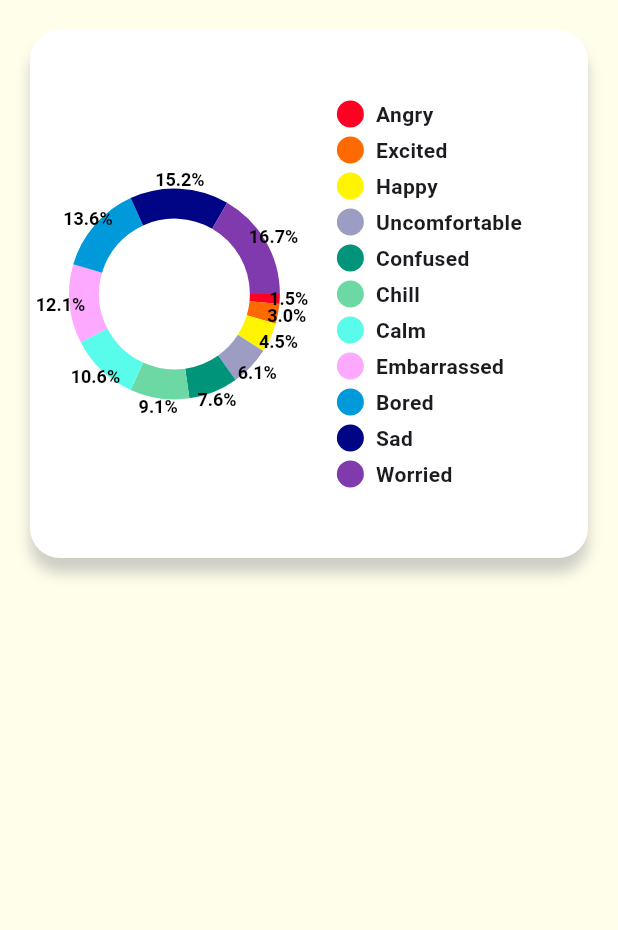
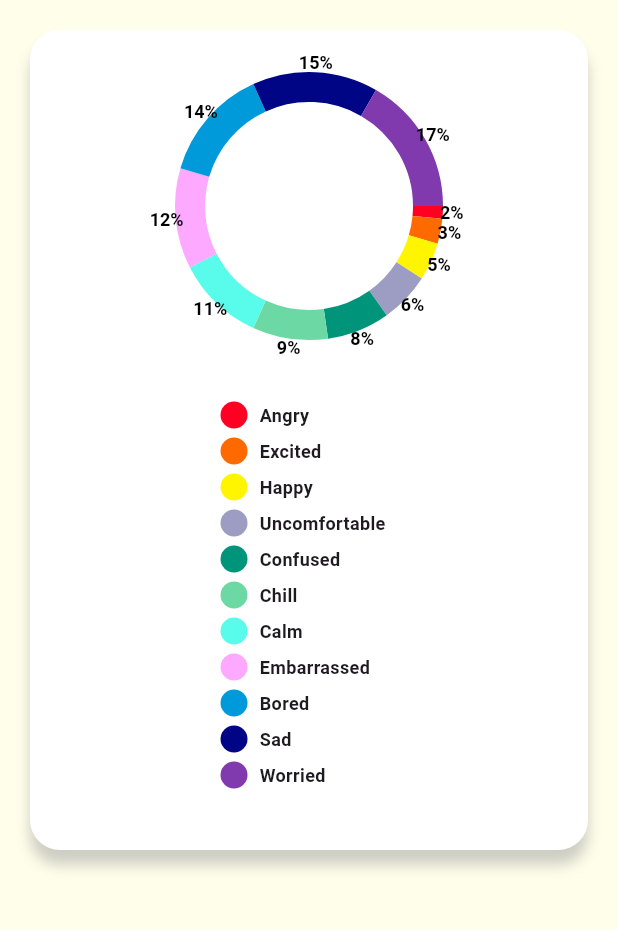
Before and after one commit to ARNE-08/Mood-Palette, a Flutter app: the screen it shows after launch, on a phone screen of 412 x 824 dp, the part 84-1014 px from its top. Run offline on Flutter 3.47's test engine with Material 3 defaults, Android fonts, the phone set to English and light mode, and no system bars; drawn by our look-alikes of pie_chart; our stand-ins replace google_fonts.

Commit message:
[EDIT] update chart style

```diff
--- a/mood_palette/lib/screen/statistic/stat.dart
+++ b/mood_palette/lib/screen/statistic/stat.dart
@@ -85,9 +85,9 @@ class StatPage extends StatelessWidget {
                     ],
                   ),
                   child: Padding(
-                    padding: const EdgeInsets.all(8.0),
+                    padding: const EdgeInsets.all(20),
                     child: AspectRatio(
-                      aspectRatio: 1,
+                      aspectRatio: 0.6,
                       child: PieChart(
                         dataMap: dataMap,
                         colorList: colorList,
@@ -97,8 +97,19 @@ class StatPage extends StatelessWidget {
                           showChartValuesInPercentage: true,
                           showChartValueBackground: false,
                           showChartValuesOutside: true,
+                          decimalPlaces: 0,
+                        ),
+                        legendOptions: LegendOptions(
+                          showLegends: true,
+                          legendPosition: LegendPosition.bottom,
+                          legendShape: BoxShape.circle,
+                          legendTextStyle: TextStyle(
+                            fontWeight: FontWeight.bold,
+                            fontSize: 12,
+                          ),
                         ),
                       ),
+
                     ),
                   ),
                 ),
```
